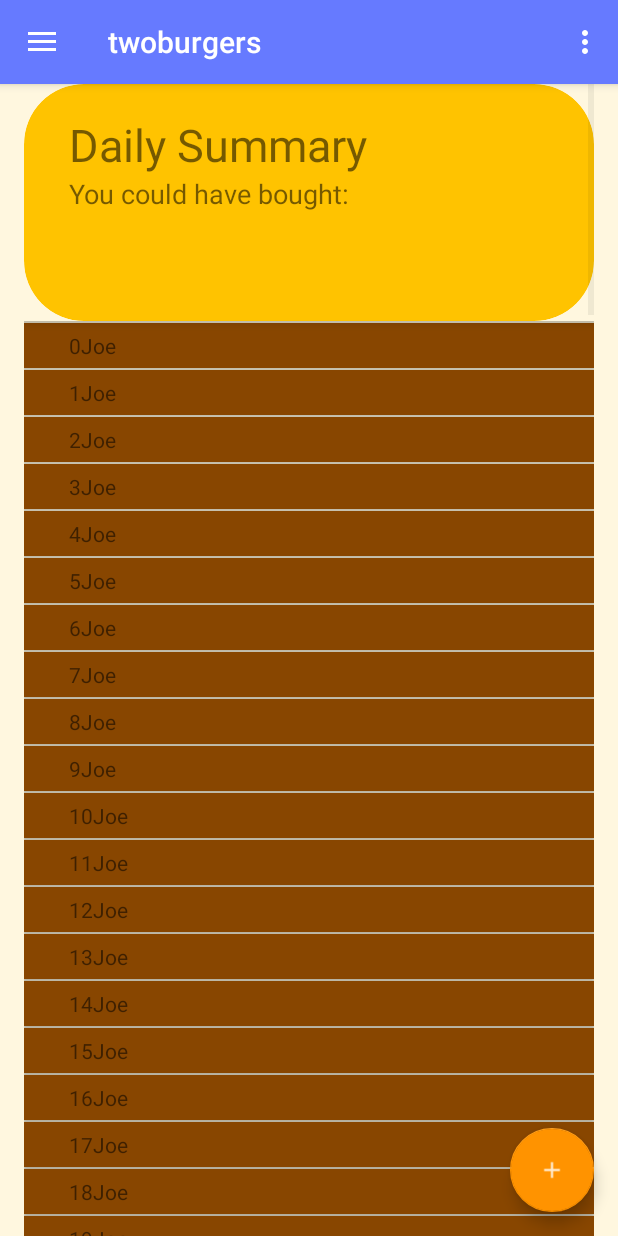
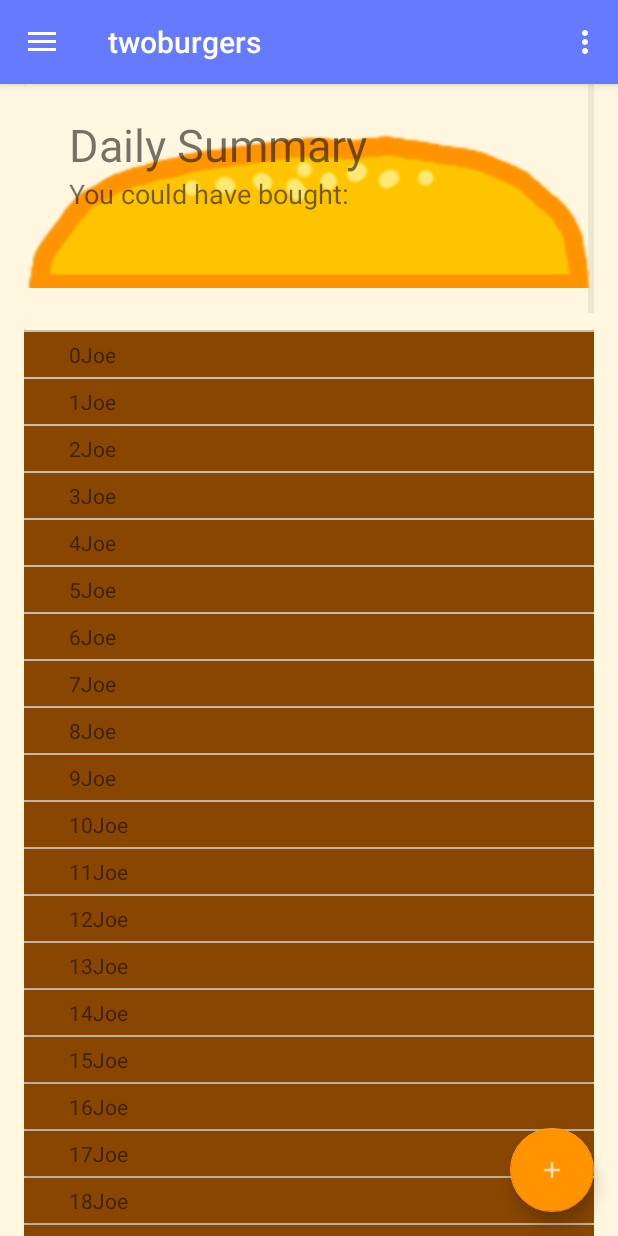
Before and after one commit to rustielin/2burgers, an Android app: the MainActivity screen opened directly, with no data from a screen before it, on a phone screen of 412 x 824 dp. Run offline under Robolectric (Android 15) with nearby library versions, the phone set to English and light mode, and no system bars; our stand-ins replace CircleImageView, Firebase (no records; nobody signed in at launch, a user with empty details on screens opened directly); pictures from the network do not load.

Commit message:
before top bun 2

```diff
--- a/twoburgers/android/app/src/main/res/layout/content_main.xml
+++ b/twoburgers/android/app/src/main/res/layout/content_main.xml
@@ -12,10 +12,6 @@
     tools:showIn="@layout/app_bar_main"
     android:orientation="vertical">
 
-
-
-
-
     <ListView
         android:elevation="10dp"
         android:id="@+id/summary_list"
--- a/twoburgers/android/app/src/main/res/layout/couldve_header.xml
+++ b/twoburgers/android/app/src/main/res/layout/couldve_header.xml
@@ -4,22 +4,26 @@
         xmlns:android="http://schemas.android.com/apk/res/android"
         xmlns:app="http://schemas.android.com/apk/res-auto"
         android:id="@+id/bun"
-        app:cardCornerRadius="0dp"
-        app:cardElevation="4dp"
+        android:layout_gravity="center"
         app:cardBackgroundColor="#FFF7DF"
         android:layout_width="match_parent"
         android:layout_height="wrap_content">
 
-        <android.support.v7.widget.CardView
-            app:cardBackgroundColor="#FFC300"
-            app:cardElevation="0dp"
-            app:cardCornerRadius="40dp"
+            <RelativeLayout
                 android:layout_width="match_parent"
                 android:layout_height="match_parent">
 
 
+                <ImageView
+                    android:paddingBottom="-40dp"
+                    android:foregroundGravity="bottom"
+                    android:src="@drawable/burgertop"
+                    android:layout_width="match_parent"
+                    android:layout_height="match_parent" />
+
                 <LinearLayout
                     android:paddingLeft="30dp"
+                    android:elevation="5dp"
                     android:paddingTop="20dp"
                     android:paddingBottom="30dp"
                     android:orientation="vertical"
@@ -36,7 +40,7 @@
 
                     <TextView
                         android:textSize="18dp"
-                    android:text="You could have bought: \n \n "
+                        android:text="You could have bought:"
                         android:layout_width="wrap_content"
                         android:layout_height="wrap_content" />
 
@@ -45,10 +49,6 @@
 
 
 
-        </android.support.v7.widget.CardView>
-
-
-
-
+            </RelativeLayout>
 
     </android.support.v7.widget.CardView>
```
Lines whose indentation alone changed are shown as unchanged.
